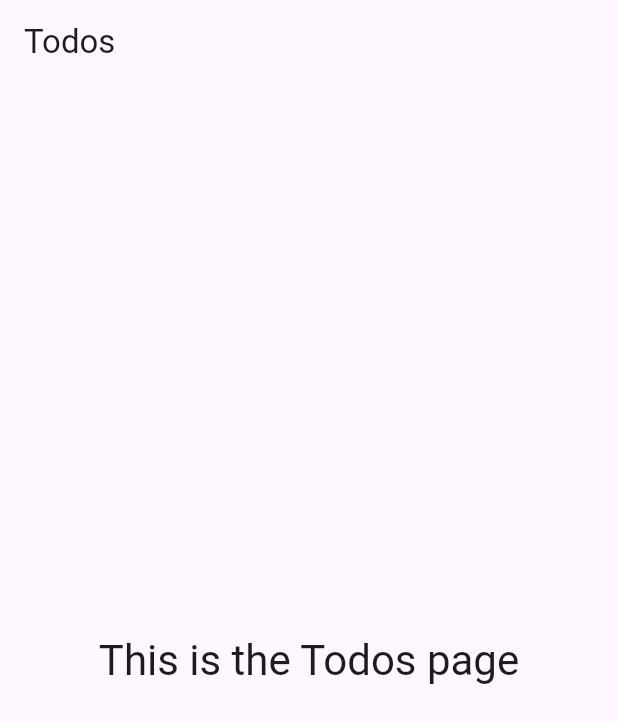
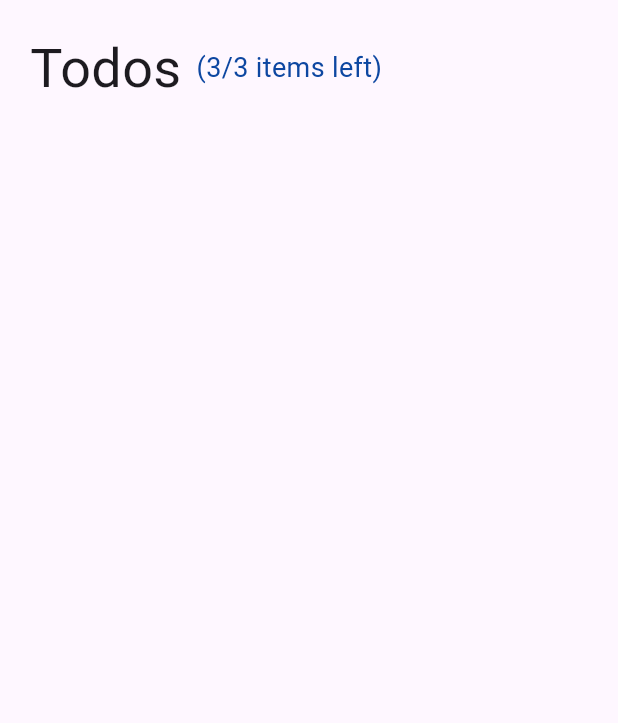
Before and after one commit to hanifeercan/todo_app_with_riverpod_sync, a Flutter app: the screen it shows after launch, on a phone screen of 412 x 824 dp. Shown: the top 723 px of the screen. Run offline on Flutter 3.47's test engine with Material 3 defaults, Android fonts, the phone set to English and light mode, and no system bars; our stand-ins replace flutter_riverpod, freezed_annotation, riverpod_annotation; generated files the repository leaves out were written again.

Commit message:
Create TodoHeader widget

```diff
--- a/lib/pages/todos_page.dart
+++ b/lib/pages/todos_page.dart
@@ -1,20 +1,22 @@
 import 'package:flutter/material.dart';
+import 'package:todo_app_with_riverpod_sync/pages/widgets/todo_header.dart';
 
 class TodosPage extends StatelessWidget {
   const TodosPage({super.key});
 
   @override
   Widget build(BuildContext context) {
-    return Scaffold(
-      appBar: AppBar(
-        title: const Text('Todos'),
+    return const SafeArea(
+      child: Scaffold(
+        body: Padding(
+          padding: EdgeInsets.all(20.0),
+          child: Column(
+            children: [
+              TodoHeader(),
+            ],
+          ),
       ),
-      body: Center(
-        child: Text(
-          'This is the Todos page',
-          style: Theme.of(context).textTheme.headlineMedium,
-        ),
-      ),
+    ),
     );
   }
 }
--- /dev/null
+++ b/lib/pages/widgets/todo_header.dart
@@ -0,0 +1,33 @@
+import 'package:flutter/material.dart';
+import 'package:flutter_riverpod/flutter_riverpod.dart';
+import 'package:todo_app_with_riverpod_sync/pages/providers/active_todo_count/active_todo_count_provider.dart';
+import 'package:todo_app_with_riverpod_sync/pages/providers/todo_list/todo_list_provider.dart';
+
+class TodoHeader extends ConsumerWidget {
+  const TodoHeader({super.key});
+
+  @override
+  Widget build(BuildContext context, WidgetRef ref) {
+  final activeTodoCount = ref.watch(activeTodoCountProvider);
+  final todoList = ref.watch(todoListProvider);
+
+    return Row(
+      children: [
+        Text(
+          'Todos',
+          style: TextStyle(
+            fontSize: 36,
+        ),
+        ),
+        SizedBox(width: 10),
+        Text(
+          '($activeTodoCount/${todoList.length} item${activeTodoCount != 1? "s" : ""} left)',
+          style: TextStyle(
+            fontSize: 18,
+            color: Colors.blue[900],
+          ),
+        )
+      ],
+    );
+  }
+}
```
